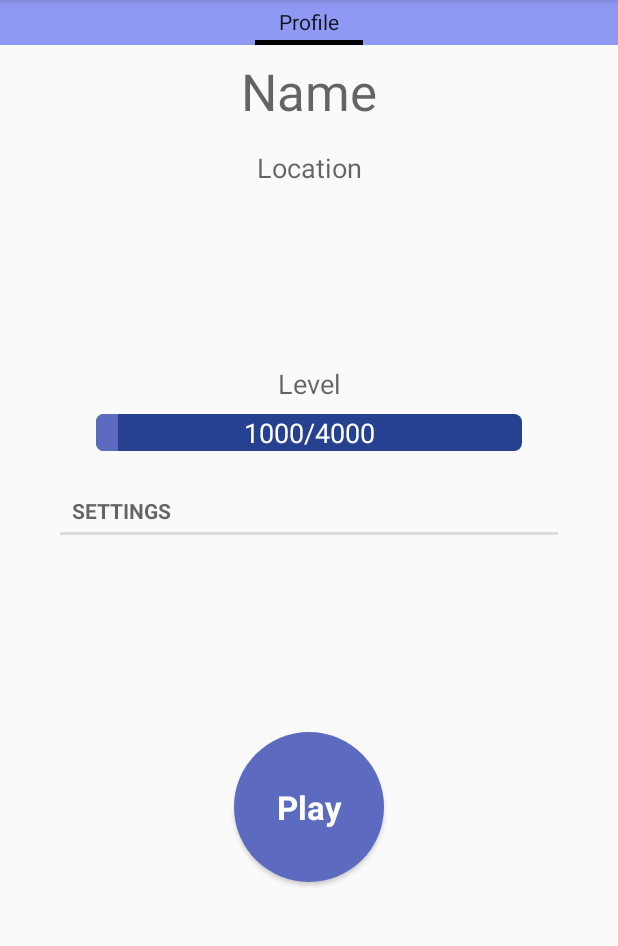
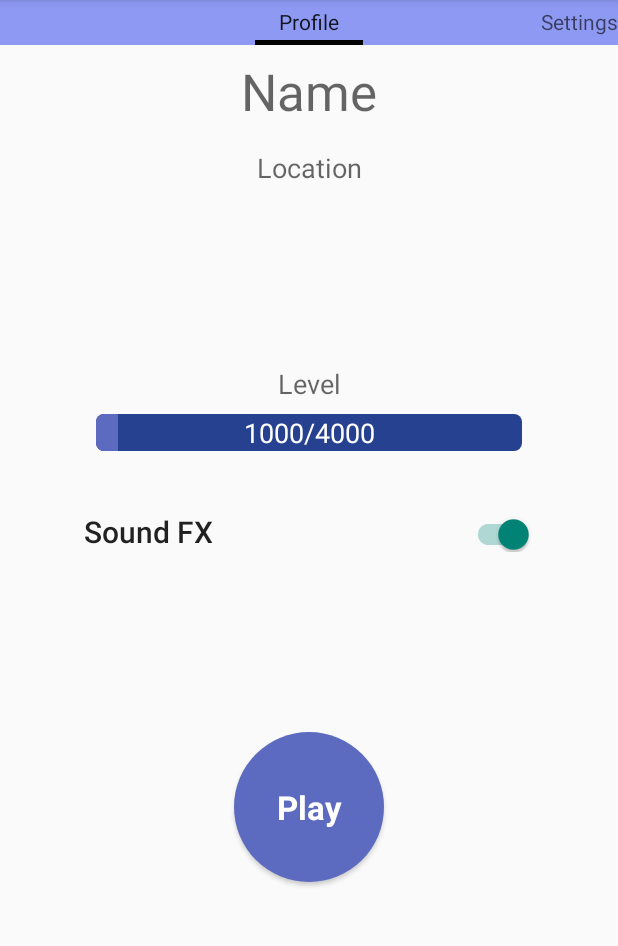
Before and after one commit to djeastm/triple_trivia, an Android app: the fragment SettingsFragment placed in its activity, on a phone screen of 412 x 824 dp, the part 72-1018 px from its top. Run offline under Robolectric (Android 15) with nearby library versions, the phone set to English and light mode, and no system bars; 12 statements that could not run were skipped.

Commit message:
Add settings fragment and sound settings code and layout

```diff
--- a/app/src/main/java/com/davidjeastman/tufftrivia/MainActivity.java
+++ b/app/src/main/java/com/davidjeastman/tufftrivia/MainActivity.java
@@ -25,28 +25,25 @@ public class MainActivity extends FragmentActivity {
             @Override
             public Fragment getItem(int position) {
                 if (position == 0) return ProfileFragment.newInstance();
-                else if (position == 1) return LeaderboardFragment.newInstance();
-                else if (position == 2) return SettingsFragment.newInstance();
-                else if (position == 3) return AboutFragment.newInstance();
+                else if (position == 1) return SettingsFragment.newInstance();
+                else if (position == 2) return AboutFragment.newInstance();
                 else return null;
             }
 
             @Override
             public int getCount() {
-                return 1;
+                return 3;
             } // Change to add other tabs
 
             @Override
             public CharSequence getPageTitle(int position) {
                 switch (position) {
                     case 0:
-                        return "Profile";
+                        return getString(R.string.profile_label);
                     case 1:
-                        return "Leaderboard";
+                        return getString(R.string.settings_label);
                     case 2:
-                        return "Settings";
-                    case 3:
-                        return "About";
+                        return getString(R.string.about_label);
                 }
 
                 return null;
--- a/app/src/main/java/com/davidjeastman/tufftrivia/Profile.java
+++ b/app/src/main/java/com/davidjeastman/tufftrivia/Profile.java
@@ -29,7 +29,7 @@ public class Profile {
 
     public Profile(UUID id) {
         mId = id;
-        mName = "John Doe";
+        mName = "Player";
         mLocation = "Earth";
         mStage = 1;
         mLevel = 1;
--- a/app/src/main/java/com/davidjeastman/tufftrivia/SettingsFragment.java
+++ b/app/src/main/java/com/davidjeastman/tufftrivia/SettingsFragment.java
@@ -1,20 +1,30 @@
 package com.davidjeastman.tufftrivia;
 
+import android.app.Application;
+import android.content.Context;
+import android.content.SharedPreferences;
 import android.os.Bundle;
 import android.support.v4.app.Fragment;
+import android.support.v7.widget.SwitchCompat;
+import android.util.Log;
 import android.view.LayoutInflater;
 import android.view.View;
 import android.view.ViewGroup;
+import android.widget.CompoundButton;
 import android.widget.TextView;
+
+import static java.lang.Boolean.TRUE;
 
 /**
  * Created by David Eastman on 6/22/2017.
  */
 
 public class SettingsFragment extends Fragment {
+    private static final String TAG = "SettingsFragment";
     private static final String ARG_SETTINGS_ID = "settings_id";
 
-    private TextView mSettingsField;
+    private SwitchCompat mSoundOnOffSwitch;
+    SharedPreferences mSharedPreferences;
 
     public static SettingsFragment newInstance() {
         Bundle args = new Bundle();
@@ -34,8 +44,26 @@ public class SettingsFragment extends Fragment {
     public View onCreateView(LayoutInflater inflater, ViewGroup container, Bundle savedInstanceState) {
         View v = inflater.inflate(R.layout.fragment_settings, container, false);
 
-        mSettingsField = (TextView) v.findViewById(R.id.settings_label_text_view);
-        mSettingsField.setText("Settings");
+        Context context = getActivity();
+        mSharedPreferences = context.getSharedPreferences(
+                getString(R.string.preference_file_key), Context.MODE_PRIVATE);
+
+        boolean isSoundOn = mSharedPreferences.getBoolean(getString(R.string.sound_on_off_key), true);
+        SharedPreferences.Editor editor = mSharedPreferences.edit();
+        editor.putBoolean(getString(R.string.sound_on_off_key), isSoundOn);
+        editor.apply();
+
+        mSoundOnOffSwitch = v.findViewById(R.id.sound_on_off_switch);
+        mSoundOnOffSwitch.setChecked(isSoundOn);
+        mSoundOnOffSwitch.setOnCheckedChangeListener(new CompoundButton.OnCheckedChangeListener() {
+            @Override
+            public void onCheckedChanged(CompoundButton compoundButton, boolean isChecked) {
+                SharedPreferences.Editor editor = mSharedPreferences.edit();
+                editor.putBoolean(getString(R.string.sound_on_off_key), isChecked);
+                editor.apply();
+            }
+        });
+
         return v;
     }
 }
--- a/app/src/main/res/layout/fragment_settings.xml
+++ b/app/src/main/res/layout/fragment_settings.xml
@@ -4,10 +4,27 @@
               android:layout_margin="16dp"
               android:layout_width="match_parent"
               android:layout_height="match_parent">
-    <TextView
-        style="?android:listSeparatorTextViewStyle"
-        android:id="@+id/settings_label_text_view"
+
+    <LinearLayout
+        android:orientation="horizontal"
+        android:layout_marginTop="16dp"
         android:layout_width="match_parent"
         android:layout_height="wrap_content"
-        android:text="@string/settings_label"/>
+        android:paddingStart="16dp"
+        android:paddingEnd="16dp"
+        >
+
+        <TextView
+            android:id="@+id/settings_sound_text_view"
+            android:textAppearance="@style/TextAppearance.AppCompat.Title"
+            android:layout_width="wrap_content"
+            android:layout_height="wrap_content"
+            android:text="@string/sound_setting_label"/>
+
+        <android.support.v7.widget.SwitchCompat
+            android:id="@+id/sound_on_off_switch"
+            android:layout_width="fill_parent"
+            android:layout_height="wrap_content"/>
+    </LinearLayout>
+
 </LinearLayout>
--- a/app/src/main/res/values/strings.xml
+++ b/app/src/main/res/values/strings.xml
@@ -1,5 +1,6 @@
 <resources>
     <string name="app_name">TuffTrivia</string>
+    <string name="preference_file_key">com.davidjeastman.tufftrivia.PREFERENCE_FILE_KEY</string>
 
     <string name="profile_setup_name_hint">Name</string>
     <string name="profile_setup_location_hint">Location</string>
@@ -13,10 +14,14 @@
     <string name="profile_points_label">Points</string>
     <string name="profile_level_text">Level %d</string>
     <string name="profile_rank_label">Rank</string>
-    <string name="leaderboard_label">Leader</string>
+    <string name="profile_label">Profile</string>
+    <string name="leaderboard_label">Leaderboard</string>
     <string name="settings_label">Settings</string>
     <string name="about_label">About</string>
     <string name="play_button">Play</string>
+
+    <string name="sound_setting_label">Sound FX</string>
+    <string name="sound_on_off_key">SOUND_ON_OFF</string>
 
     <string name="digit_placeholder">#</string>
     <string name="starting">Starting&#8230;</string>
```
Also changed, not shown: app/src/main/java/com/davidjeastman/tufftrivia/StageRunFragment.java (+12 -1 lines).
